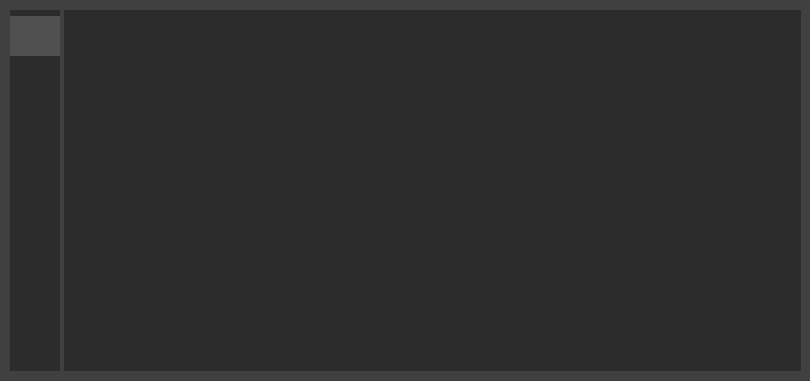
Old version of the form Spotify Downloader/SpotifyDownloader.ui in the repository WilliamSchack/Spotify-Downloader.
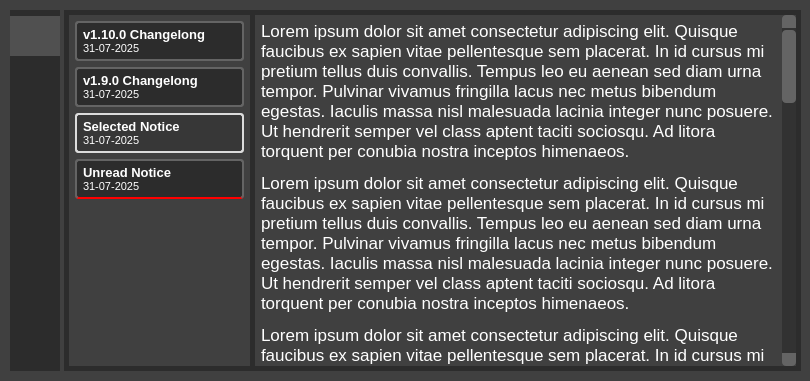
New version of the form. The open tabs and pages were chosen to show the change. Icons and pictures are not drawn. Custom widgets are drawn as their Qt base class.

Commit message: Created notice UI, filled with samples for now

The edit to the form file:
```diff
--- a/Spotify Downloader/SpotifyDownloader.ui
+++ b/Spotify Downloader/SpotifyDownloader.ui
@@ -4184,7 +4184,637 @@
      </widget>
     </widget>
    </widget>
-   <widget class="QWidget" name="NoticesScreen"/>
+   <widget class="QWidget" name="NoticesScreen">
+    <widget class="QScrollArea" name="NoticesSelectScrollArea">
+     <property name="enabled">
+      <bool>true</bool>
+     </property>
+     <property name="geometry">
+      <rect>
+       <x>5</x>
+       <y>5</y>
+       <width>181</width>
+       <height>351</height>
+      </rect>
+     </property>
+     <property name="styleSheet">
+      <string notr="true">* {
+	background-color: rgb(64, 64, 64);
+	color: rgb(255, 255, 255);
+	selection-background-color: rgb(0, 120, 215);
+}
+
+QScrollArea {
+	border: none;
+}
+
+/* VERTICAL SCROLLBAR */
+ QScrollBar:vertical {
+	border: none;
+    background: rgb(50, 50, 50);
+    width: 14px;
+	margin: 15px 0 15px 0;
+	border-radius: 0px;
+ }
+
+/*  HANDLE BAR VERTICAL */
+QScrollBar::handle:vertical {	
+	background-color: rgb(100, 100, 100);
+	min-height: 30px;
+	border-radius: 4px;
+}
+
+QScrollBar::handle:vertical:hover {	
+	background-color: rgb(120, 120, 120);
+}
+
+QScrollBar::handle:vertical:pressed {	
+	background-color: rgb(140, 140, 140);
+}
+
+/* BTN TOP - SCROLLBAR */
+QScrollBar::sub-line:vertical {
+	border: none;
+	background-color: rgb(100, 100, 100);
+	height: 15px;
+	padding-bottom: -2px;
+	border-bottom: 2px solid rgb(50, 50, 50);
+	border-top-left-radius: 4px;
+	border-top-right-radius: 4px;
+	subcontrol-position: top;
+	subcontrol-origin: margin;
+}
+QScrollBar::sub-line:vertical:hover {	
+	background-color: rgb(120, 120, 120);
+}
+QScrollBar::sub-line:vertical:pressed {	
+	background-color: rgb(140, 140, 140);
+}
+
+/* BTN BOTTOM - SCROLLBAR */
+QScrollBar::add-line:vertical {
+	border: none;
+	background-color: rgb(100, 100, 100);
+	height: 15px;
+	padding-top: -2px;
+	border-top: 2px solid rgb(50, 50, 50);
+	border-bottom-left-radius: 4px;
+	border-bottom-right-radius: 4px;
+	subcontrol-position: bottom;
+	subcontrol-origin: margin;
+}
+QScrollBar::add-line:vertical:hover {	
+	background-color: rgb(140, 140, 140);
+}
+QScrollBar::add-line:vertical:pressed {	
+	background-color: rgb(150, 150, 150);
+}
+
+/* RESET ARROW */
+QScrollBar::up-arrow:vertical, QScrollBar::down-arrow:vertical {
+	background: none;
+}
+QScrollBar::add-page:vertical, QScrollBar::sub-page:vertical {
+	background: none;
+}</string>
+     </property>
+     <property name="frameShape">
+      <enum>QFrame::Shape::NoFrame</enum>
+     </property>
+     <property name="lineWidth">
+      <number>1</number>
+     </property>
+     <property name="verticalScrollBarPolicy">
+      <enum>Qt::ScrollBarPolicy::ScrollBarAsNeeded</enum>
+     </property>
+     <property name="horizontalScrollBarPolicy">
+      <enum>Qt::ScrollBarPolicy::ScrollBarAsNeeded</enum>
+     </property>
+     <property name="sizeAdjustPolicy">
+      <enum>QAbstractScrollArea::SizeAdjustPolicy::AdjustIgnored</enum>
+     </property>
+     <property name="widgetResizable">
+      <bool>true</bool>
+     </property>
+     <widget class="QWidget" name="NoticesSelectScrollAreaWidgetContents">
+      <property name="geometry">
+       <rect>
+        <x>0</x>
+        <y>0</y>
+        <width>181</width>
+        <height>351</height>
+       </rect>
+      </property>
+      <property name="sizePolicy">
+       <sizepolicy hsizetype="Preferred" vsizetype="Preferred">
+        <horstretch>0</horstretch>
+        <verstretch>0</verstretch>
+       </sizepolicy>
+      </property>
+      <property name="maximumSize">
+       <size>
+        <width>16777215</width>
+        <height>16777215</height>
+       </size>
+      </property>
+      <property name="layoutDirection">
+       <enum>Qt::LayoutDirection::LeftToRight</enum>
+      </property>
+      <property name="styleSheet">
+       <string notr="true"/>
+      </property>
+      <layout class="QVBoxLayout" name="ScrollLayout_6">
+       <property name="spacing">
+        <number>6</number>
+       </property>
+       <property name="sizeConstraint">
+        <enum>QLayout::SizeConstraint::SetDefaultConstraint</enum>
+       </property>
+       <property name="leftMargin">
+        <number>6</number>
+       </property>
+       <property name="topMargin">
+        <number>6</number>
+       </property>
+       <property name="rightMargin">
+        <number>6</number>
+       </property>
+       <property name="bottomMargin">
+        <number>6</number>
+       </property>
+       <item>
+        <widget class="QWidget" name="SampleNoticeItem" native="true">
+         <property name="sizePolicy">
+          <sizepolicy hsizetype="Preferred" vsizetype="Preferred">
+           <horstretch>0</horstretch>
+           <verstretch>0</verstretch>
+          </sizepolicy>
+         </property>
+         <property name="minimumSize">
+          <size>
+           <width>0</width>
+           <height>40</height>
+          </size>
+         </property>
+         <property name="maximumSize">
+          <size>
+           <width>16777215</width>
+           <height>40</height>
+          </size>
+         </property>
+         <property name="styleSheet">
+          <string notr="true">background-color: rgb(44, 44, 44);
+border-color: rgb(100, 100, 100);
+border-style: solid;
+border-width: 2px;
+border-radius: 4px;</string>
+         </property>
+         <layout class="QVBoxLayout" name="verticalLayout">
+          <property name="leftMargin">
+           <number>0</number>
+          </property>
+          <property name="topMargin">
+           <number>0</number>
+          </property>
+          <property name="rightMargin">
+           <number>0</number>
+          </property>
+          <property name="bottomMargin">
+           <number>0</number>
+          </property>
+          <item>
+           <widget class="QLabel" name="SampleNoticeItemText">
+            <property name="sizePolicy">
+             <sizepolicy hsizetype="Ignored" vsizetype="Ignored">
+              <horstretch>0</horstretch>
+              <verstretch>0</verstretch>
+             </sizepolicy>
+            </property>
+            <property name="font">
+             <font>
+              <pointsize>10</pointsize>
+             </font>
+            </property>
+            <property name="text">
+             <string>&lt;html&gt;&lt;head/&gt;&lt;body&gt;&lt;p&gt;&lt;span style=&quot; font-weight:700;&quot;&gt;v1.10.0 Changelong&lt;/span&gt;&lt;br/&gt;&lt;span style=&quot; font-size:8pt;&quot;&gt;31-07-2025&lt;/span&gt;&lt;/p&gt;&lt;/body&gt;&lt;/html&gt;</string>
+            </property>
+            <property name="scaledContents">
+             <bool>false</bool>
+            </property>
+            <property name="margin">
+             <number>0</number>
+            </property>
+            <property name="indent">
+             <number>6</number>
+            </property>
+           </widget>
+          </item>
+         </layout>
+        </widget>
+       </item>
+       <item>
+        <widget class="QWidget" name="SampleNoticeItem_2" native="true">
+         <property name="sizePolicy">
+          <sizepolicy hsizetype="Preferred" vsizetype="Preferred">
+           <horstretch>0</horstretch>
+           <verstretch>0</verstretch>
+          </sizepolicy>
+         </property>
+         <property name="minimumSize">
+          <size>
+           <width>0</width>
+           <height>40</height>
+          </size>
+         </property>
+         <property name="maximumSize">
+          <size>
+           <width>16777215</width>
+           <height>40</height>
+          </size>
+         </property>
+         <property name="styleSheet">
+          <string notr="true">background-color: rgb(44, 44, 44);
+border-color: rgb(100, 100, 100);
+border-style: solid;
+border-width: 2px;
+border-radius: 4px;</string>
+         </property>
+         <layout class="QVBoxLayout" name="verticalLayout_2">
+          <property name="leftMargin">
+           <number>0</number>
+          </property>
+          <property name="topMargin">
+           <number>0</number>
+          </property>
+          <property name="rightMargin">
+           <number>0</number>
+          </property>
+          <property name="bottomMargin">
+           <number>0</number>
+          </property>
+          <item>
+           <widget class="QLabel" name="SampleNoticeItemText_2">
+            <property name="sizePolicy">
+             <sizepolicy hsizetype="Ignored" vsizetype="Ignored">
+              <horstretch>0</horstretch>
+              <verstretch>0</verstretch>
+             </sizepolicy>
+            </property>
+            <property name="font">
+             <font>
+              <pointsize>10</pointsize>
+             </font>
+            </property>
+            <property name="text">
+             <string>&lt;html&gt;&lt;head/&gt;&lt;body&gt;&lt;p&gt;&lt;span style=&quot; font-weight:700;&quot;&gt;v1.9.0 Changelong&lt;/span&gt;&lt;br/&gt;&lt;span style=&quot; font-size:8pt;&quot;&gt;31-07-2025&lt;/span&gt;&lt;/p&gt;&lt;/body&gt;&lt;/html&gt;</string>
+            </property>
+            <property name="scaledContents">
+             <bool>false</bool>
+            </property>
+            <property name="margin">
+             <number>0</number>
+            </property>
+            <property name="indent">
+             <number>6</number>
+            </property>
+           </widget>
+          </item>
+         </layout>
+        </widget>
+       </item>
+       <item>
+        <widget class="QWidget" name="SampleNoticeItem_4" native="true">
+         <property name="sizePolicy">
+          <sizepolicy hsizetype="Preferred" vsizetype="Preferred">
+           <horstretch>0</horstretch>
+           <verstretch>0</verstretch>
+          </sizepolicy>
+         </property>
+         <property name="minimumSize">
+          <size>
+           <width>0</width>
+           <height>40</height>
+          </size>
+         </property>
+         <property name="maximumSize">
+          <size>
+           <width>16777215</width>
+           <height>40</height>
+          </size>
+         </property>
+         <property name="styleSheet">
+          <string notr="true">background-color: rgb(55, 55, 55);
+border-color: rgb(220, 220, 220);
+border-style: solid;
+border-width: 2px;
+border-radius: 4px;</string>
+         </property>
+         <layout class="QVBoxLayout" name="verticalLayout_3">
+          <property name="leftMargin">
+           <number>0</number>
+          </property>
+          <property name="topMargin">
+           <number>0</number>
+          </property>
+          <property name="rightMargin">
+           <number>0</number>
+          </property>
+          <property name="bottomMargin">
+           <number>0</number>
+          </property>
+          <item>
+           <widget class="QLabel" name="SampleNoticeItemText_4">
+            <property name="sizePolicy">
+             <sizepolicy hsizetype="Ignored" vsizetype="Ignored">
+              <horstretch>0</horstretch>
+              <verstretch>0</verstretch>
+             </sizepolicy>
+            </property>
+            <property name="font">
+             <font>
+              <pointsize>10</pointsize>
+             </font>
+            </property>
+            <property name="text">
+             <string>&lt;html&gt;&lt;head/&gt;&lt;body&gt;&lt;p&gt;&lt;span style=&quot; font-weight:700;&quot;&gt;Selected Notice&lt;/span&gt;&lt;br/&gt;&lt;span style=&quot; font-size:8pt;&quot;&gt;31-07-2025&lt;/span&gt;&lt;/p&gt;&lt;/body&gt;&lt;/html&gt;</string>
+            </property>
+            <property name="scaledContents">
+             <bool>false</bool>
+            </property>
+            <property name="margin">
+             <number>0</number>
+            </property>
+            <property name="indent">
+             <number>6</number>
+            </property>
+           </widget>
+          </item>
+         </layout>
+        </widget>
+       </item>
+       <item>
+        <widget class="QWidget" name="SampleNoticeItem_3" native="true">
+         <property name="sizePolicy">
+          <sizepolicy hsizetype="Preferred" vsizetype="Preferred">
+           <horstretch>0</horstretch>
+           <verstretch>0</verstretch>
+          </sizepolicy>
+         </property>
+         <property name="minimumSize">
+          <size>
+           <width>0</width>
+           <height>40</height>
+          </size>
+         </property>
+         <property name="maximumSize">
+          <size>
+           <width>16777215</width>
+           <height>40</height>
+          </size>
+         </property>
+         <property name="styleSheet">
+          <string notr="true">background-color: rgb(44, 44, 44);
+border-color: rgb(100, 100, 100);
+border-bottom-color: red;
+border-style: solid;
+border-width: 2px;
+border-radius: 4px;</string>
+         </property>
+         <layout class="QVBoxLayout" name="verticalLayout_4">
+          <property name="leftMargin">
+           <number>0</number>
+          </property>
+          <property name="topMargin">
+           <number>0</number>
+          </property>
+          <property name="rightMargin">
+           <number>0</number>
+          </property>
+          <property name="bottomMargin">
+           <number>0</number>
+          </property>
+          <item>
+           <widget class="QLabel" name="SampleNoticeItemText_3">
+            <property name="sizePolicy">
+             <sizepolicy hsizetype="Ignored" vsizetype="Ignored">
+              <horstretch>0</horstretch>
+              <verstretch>0</verstretch>
+             </sizepolicy>
+            </property>
+            <property name="font">
+             <font>
+              <pointsize>10</pointsize>
+             </font>
+            </property>
+            <property name="text">
+             <string>&lt;html&gt;&lt;head/&gt;&lt;body&gt;&lt;p&gt;&lt;span style=&quot; font-weight:700;&quot;&gt;Unread Notice&lt;/span&gt;&lt;br/&gt;&lt;span style=&quot; font-size:8pt;&quot;&gt;31-07-2025&lt;/span&gt;&lt;/p&gt;&lt;/body&gt;&lt;/html&gt;</string>
+            </property>
+            <property name="scaledContents">
+             <bool>false</bool>
+            </property>
+            <property name="margin">
+             <number>0</number>
+            </property>
+            <property name="indent">
+             <number>6</number>
+            </property>
+           </widget>
+          </item>
+         </layout>
+        </widget>
+       </item>
+       <item>
+        <layout class="QVBoxLayout" name="NoticesSelectSpaceFillerLayout">
+         <item>
+          <widget class="QFrame" name="NoticesSelectSpaceFillerFrame">
+           <property name="frameShape">
+            <enum>QFrame::Shape::NoFrame</enum>
+           </property>
+          </widget>
+         </item>
+        </layout>
+       </item>
+      </layout>
+     </widget>
+    </widget>
+    <widget class="QScrollArea" name="NoticesTextScrollArea">
+     <property name="enabled">
+      <bool>true</bool>
+     </property>
+     <property name="geometry">
+      <rect>
+       <x>191</x>
+       <y>5</y>
+       <width>541</width>
+       <height>351</height>
+      </rect>
+     </property>
+     <property name="styleSheet">
+      <string notr="true">* {
+	background-color: rgb(64, 64, 64);
+	color: rgb(255, 255, 255);
+	selection-background-color: rgb(0, 120, 215);
+}
+
+QScrollArea {
+	border: none;
+}
+
+/* VERTICAL SCROLLBAR */
+ QScrollBar:vertical {
+	border: none;
+    background: rgb(50, 50, 50);
+    width: 14px;
+	margin: 15px 0 15px 0;
+	border-radius: 0px;
+ }
+
+/*  HANDLE BAR VERTICAL */
+QScrollBar::handle:vertical {	
+	background-color: rgb(100, 100, 100);
+	min-height: 30px;
+	border-radius: 4px;
+}
+
+QScrollBar::handle:vertical:hover {	
+	background-color: rgb(120, 120, 120);
+}
+
+QScrollBar::handle:vertical:pressed {	
+	background-color: rgb(140, 140, 140);
+}
+
+/* BTN TOP - SCROLLBAR */
+QScrollBar::sub-line:vertical {
+	border: none;
+	background-color: rgb(100, 100, 100);
+	height: 15px;
+	padding-bottom: -2px;
+	border-bottom: 2px solid rgb(50, 50, 50);
+	border-top-left-radius: 4px;
+	border-top-right-radius: 4px;
+	subcontrol-position: top;
+	subcontrol-origin: margin;
+}
+QScrollBar::sub-line:vertical:hover {	
+	background-color: rgb(120, 120, 120);
+}
+QScrollBar::sub-line:vertical:pressed {	
+	background-color: rgb(140, 140, 140);
+}
+
+/* BTN BOTTOM - SCROLLBAR */
+QScrollBar::add-line:vertical {
+	border: none;
+	background-color: rgb(100, 100, 100);
+	height: 15px;
+	padding-top: -2px;
+	border-top: 2px solid rgb(50, 50, 50);
+	border-bottom-left-radius: 4px;
+	border-bottom-right-radius: 4px;
+	subcontrol-position: bottom;
+	subcontrol-origin: margin;
+}
+QScrollBar::add-line:vertical:hover {	
+	background-color: rgb(140, 140, 140);
+}
+QScrollBar::add-line:vertical:pressed {	
+	background-color: rgb(150, 150, 150);
+}
+
+/* RESET ARROW */
+QScrollBar::up-arrow:vertical, QScrollBar::down-arrow:vertical {
+	background: none;
+}
+QScrollBar::add-page:vertical, QScrollBar::sub-page:vertical {
+	background: none;
+}</string>
+     </property>
+     <property name="frameShape">
+      <enum>QFrame::Shape::NoFrame</enum>
+     </property>
+     <property name="lineWidth">
+      <number>1</number>
+     </property>
+     <property name="verticalScrollBarPolicy">
+      <enum>Qt::ScrollBarPolicy::ScrollBarAsNeeded</enum>
+     </property>
+     <property name="horizontalScrollBarPolicy">
+      <enum>Qt::ScrollBarPolicy::ScrollBarAsNeeded</enum>
+     </property>
+     <property name="sizeAdjustPolicy">
+      <enum>QAbstractScrollArea::SizeAdjustPolicy::AdjustIgnored</enum>
+     </property>
+     <property name="widgetResizable">
+      <bool>true</bool>
+     </property>
+     <widget class="QWidget" name="NoticesTextScrollAreaWidgetContents">
+      <property name="geometry">
+       <rect>
+        <x>0</x>
+        <y>0</y>
+        <width>527</width>
+        <height>1738</height>
+       </rect>
+      </property>
+      <property name="styleSheet">
+       <string notr="true"/>
+      </property>
+      <layout class="QVBoxLayout" name="ScrollLayout_7">
+       <property name="sizeConstraint">
+        <enum>QLayout::SizeConstraint::SetDefaultConstraint</enum>
+       </property>
+       <property name="leftMargin">
+        <number>6</number>
+       </property>
+       <property name="topMargin">
+        <number>6</number>
+       </property>
+       <property name="rightMargin">
+        <number>6</number>
+       </property>
+       <property name="bottomMargin">
+        <number>6</number>
+       </property>
+       <item>
+        <widget class="QLabel" name="NoticesContent">
+         <property name="font">
+          <font>
+           <pointsize>13</pointsize>
+          </font>
+         </property>
+         <property name="text">
+          <string>&lt;html&gt;&lt;head/&gt;&lt;body&gt;&lt;p&gt;&lt;a name=&quot;text&quot;/&gt;Lorem ipsum dolor sit amet consectetur adipiscing elit. Quisque faucibus ex sapien vitae pellentesque sem placerat. In id cursus mi pretium tellus duis convallis. Tempus leo eu aenean sed diam urna tempor. Pulvinar vivamus fringilla lacus nec metus bibendum egestas. Iaculis massa nisl malesuada lacinia integer nunc posuere. Ut hendrerit semper vel class aptent taciti sociosqu. Ad litora torquent per conubia nostra inceptos himenaeos.&lt;/p&gt;&lt;p&gt;Lorem ipsum dolor sit amet consectetur adipiscing elit. Quisque faucibus ex sapien vitae pellentesque sem placerat. In id cursus mi pretium tellus duis convallis. Tempus leo eu aenean sed diam urna tempor. Pulvinar vivamus fringilla lacus nec metus bibendum egestas. Iaculis massa nisl malesuada lacinia integer nunc posuere. Ut hendrerit semper vel class aptent taciti sociosqu. Ad litora torquent per conubia nostra inceptos himenaeos.&lt;/p&gt;&lt;p&gt;Lorem ipsum dolor sit amet consectetur adipiscing elit. Quisque faucibus ex sapien vitae pellentesque sem placerat. In id cursus mi pretium tellus duis convallis. Tempus leo eu aenean sed diam urna tempor. Pulvinar vivamus fringilla lacus nec metus bibendum egestas. Iaculis massa nisl malesuada lacinia integer nunc posuere. Ut hendrerit semper vel class aptent taciti sociosqu. Ad litora torquent per conubia nostra inceptos himenaeos.&lt;/p&gt;&lt;p&gt;Lorem ipsum dolor sit amet consectetur adipiscing elit. Quisque faucibus ex sapien vitae pellentesque sem placerat. In id cursus mi pretium tellus duis convallis. Tempus leo eu aenean sed diam urna tempor. Pulvinar vivamus fringilla lacus nec metus bibendum egestas. Iaculis massa nisl malesuada lacinia integer nunc posuere. Ut hendrerit semper vel class aptent taciti sociosqu. Ad litora torquent per conubia nostra inceptos himenaeos.&lt;/p&gt;&lt;p&gt;Lorem ipsum dolor sit amet consectetur adipiscing elit. Quisque faucibus ex sapien vitae pellentesque sem placerat. In id cursus mi pretium tellus duis convallis. Tempus leo eu aenean sed diam urna tempor. Pulvinar vivamus fringilla lacus nec metus bibendum egestas. Iaculis massa nisl malesuada lacinia integer nunc posuere. Ut hendrerit semper vel class aptent taciti sociosqu. Ad litora torquent per conubia nostra inceptos himenaeos.&lt;/p&gt;&lt;p&gt;Lorem ipsum dolor sit amet consectetur adipiscing elit. Quisque faucibus ex sapien vitae pellentesque sem placerat. In id cursus mi pretium tellus duis convallis. Tempus leo eu aenean sed diam urna tempor. Pulvinar vivamus fringilla lacus nec metus bibendum egestas. Iaculis massa nisl malesuada lacinia integer nunc posuere. Ut hendrerit semper vel class aptent taciti sociosqu. Ad litora torquent per conubia nostra inceptos himenaeos.&lt;/p&gt;&lt;p&gt;Lorem ipsum dolor sit amet consectetur adipiscing elit. Quisque faucibus ex sapien vitae pellentesque sem placerat. In id cursus mi pretium tellus duis convallis. Tempus leo eu aenean sed diam urna tempor. Pulvinar vivamus fringilla lacus nec metus bibendum egestas. Iaculis massa nisl malesuada lacinia integer nunc posuere. Ut hendrerit semper vel class aptent taciti sociosqu. Ad litora torquent per conubia nostra inceptos himenaeos.&lt;/p&gt;&lt;p&gt;Lorem ipsum dolor sit amet consectetur adipiscing elit. Quisque faucibus ex sapien vitae pellentesque sem placerat. In id cursus mi pretium tellus duis convallis. Tempus leo eu aenean sed diam urna tempor. Pulvinar vivamus fringilla lacus nec metus bibendum egestas. Iaculis massa nisl malesuada lacinia integer nunc posuere. Ut hendrerit semper vel class aptent taciti sociosqu. Ad litora torquent per conubia nostra inceptos himenaeos.&lt;/p&gt;&lt;p&gt;Lorem ipsum dolor sit amet consectetur adipiscing elit. Quisque faucibus ex sapien vitae pellentesque sem placerat. In id cursus mi pretium tellus duis convallis. Tempus leo eu aenean sed diam urna tempor. Pulvinar vivamus fringilla lacus nec metus bibendum egestas. Iaculis massa nisl malesuada lacinia integer nunc posuere. Ut hendrerit semper vel class aptent taciti sociosqu. Ad litora torquent per conubia nostra inceptos himenaeos.&lt;/p&gt;&lt;p&gt;Lorem ipsum dolor sit amet consectetur adipiscing elit. Quisque faucibus ex sapien vitae pellentesque sem placerat. In id cursus mi pretium tellus duis convallis. Tempus leo eu aenean sed diam urna tempor. Pulvinar vivamus fringilla lacus nec metus bibendum egestas. Iaculis massa nisl malesuada lacinia integer nunc posuere. Ut hendrerit semper vel class aptent taciti sociosqu. Ad litora torquent per conubia nostra inceptos himenaeos.&lt;/p&gt;&lt;/body&gt;&lt;/html&gt;</string>
+         </property>
+         <property name="alignment">
+          <set>Qt::AlignmentFlag::AlignLeading|Qt::AlignmentFlag::AlignLeft|Qt::AlignmentFlag::AlignTop</set>
+         </property>
+         <property name="wordWrap">
+          <bool>true</bool>
+         </property>
+         <property name="openExternalLinks">
+          <bool>true</bool>
+         </property>
+         <property name="textInteractionFlags">
+          <set>Qt::TextInteractionFlag::TextBrowserInteraction</set>
+         </property>
+        </widget>
+       </item>
+       <item>
+        <layout class="QVBoxLayout" name="NoticesTextSpaceFillerLayout">
+         <item>
+          <widget class="QFrame" name="NoticesTextSpaceFillerFrame">
+           <property name="frameShape">
+            <enum>QFrame::Shape::NoFrame</enum>
+           </property>
+          </widget>
+         </item>
+        </layout>
+       </item>
+      </layout>
+     </widget>
+    </widget>
+   </widget>
   </widget>
   <widget class="QWidget" name="SideBar" native="true">
    <property name="geometry">
```
Left out of the diff: 2 changed lines with no effect on the pictures.
